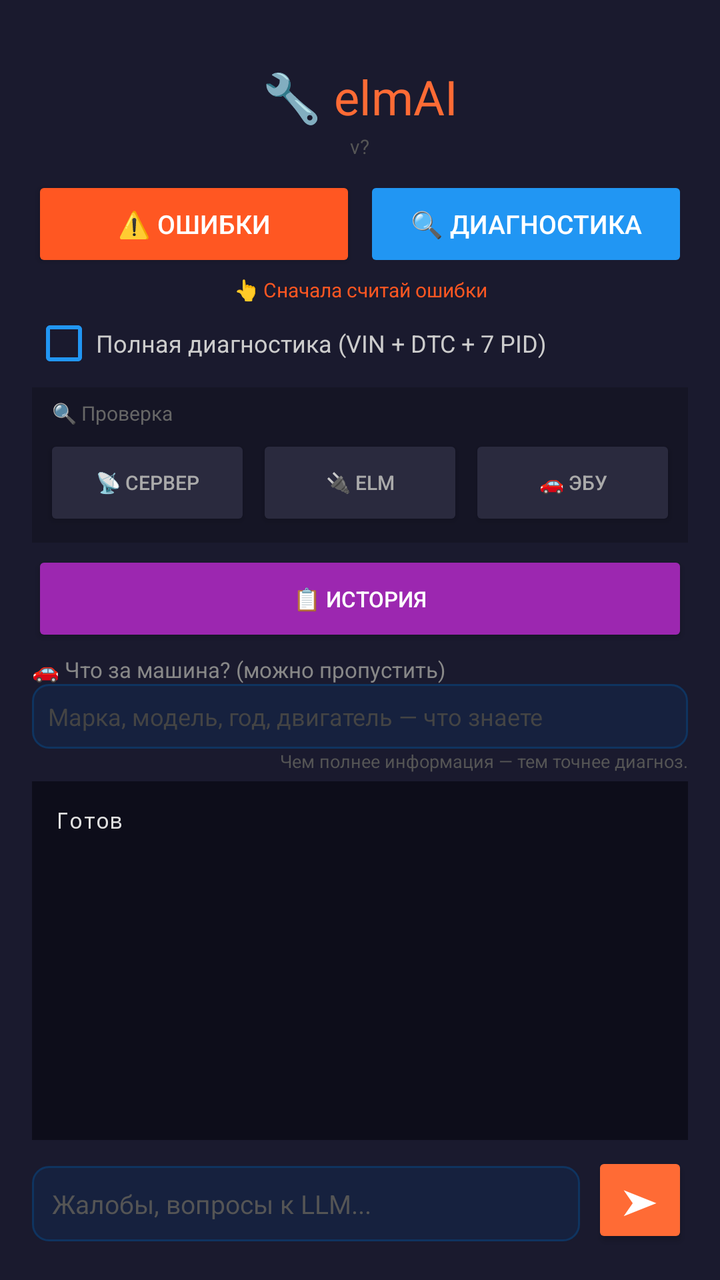
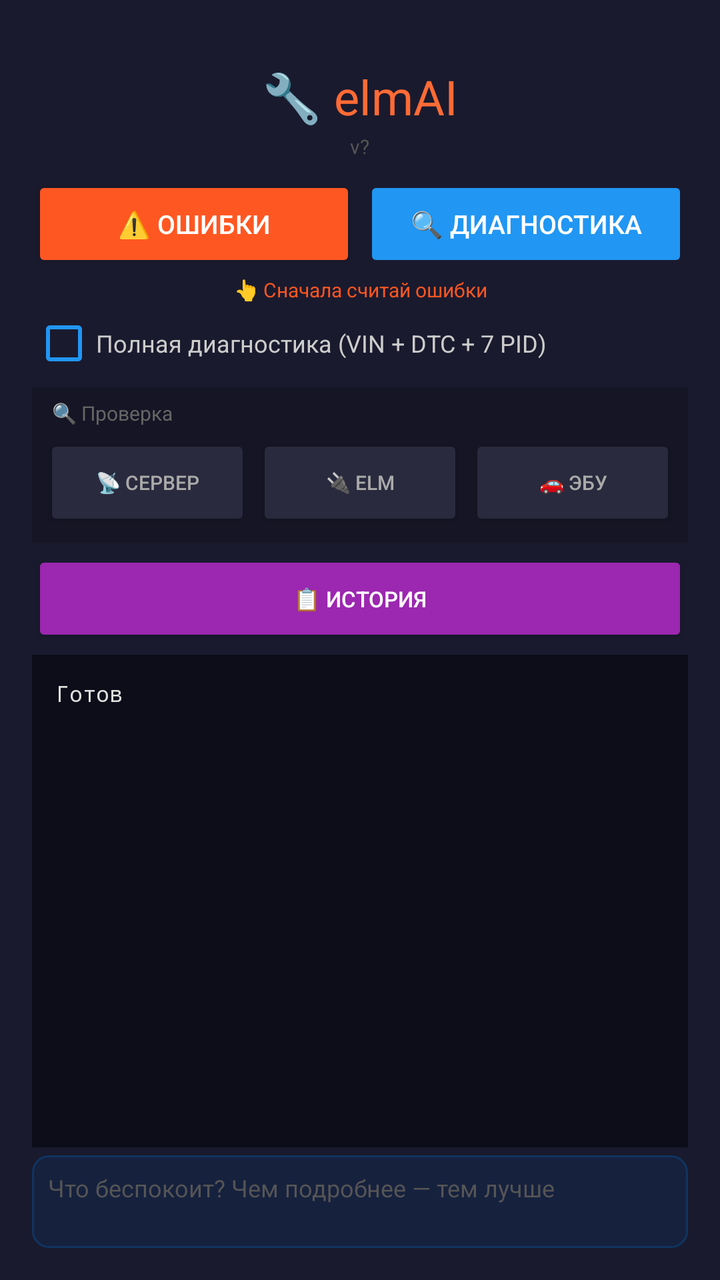

The first picture is an Android layout as it rendered before a commit; the second is the same layout after the commit. The layout source and the unified diff follow.
<!-- AndroidManifest.xml: application theme Theme.Elmer -->
<!-- res/layout/activity_main.xml -->
<?xml version="1.0" encoding="utf-8"?>
<LinearLayout
    xmlns:android="http://schemas.android.com/apk/res/android"
    android:layout_width="match_parent"
    android:layout_height="match_parent"
    android:orientation="vertical"
    android:padding="16dp"
    android:gravity="center_horizontal"
    android:background="#1a1a2e">

    <TextView
        android:layout_width="wrap_content"
        android:layout_height="wrap_content"
        android:text="🔧 elmAI"
        android:textSize="24sp"
        android:textColor="#ff6b35"
        android:layout_marginTop="16dp"
        android:layout_marginBottom="2dp" />

    <TextView
        android:id="@+id/tv_version"
        android:layout_width="wrap_content"
        android:layout_height="wrap_content"
        android:text="v?"
        android:textSize="10sp"
        android:textColor="#555"
        android:layout_marginBottom="8dp" />

    
    <LinearLayout
        android:layout_width="match_parent"
        android:layout_height="wrap_content"
        android:orientation="horizontal"
        android:layout_marginBottom="2dp">

        <Button
            android:id="@+id/btn_dtc"
            android:layout_width="0dp"
            android:layout_height="wrap_content"
            android:layout_weight="1"
            android:text="⚠️ ОШИБКИ"
            android:textSize="13sp"
            android:textColor="#ffffff"
            android:backgroundTint="#FF5722"
            android:padding="10dp"
            android:layout_marginEnd="4dp" />

        <Button
            android:id="@+id/btn_script"
            android:layout_width="0dp"
            android:layout_height="wrap_content"
            android:layout_weight="1"
            android:text="🔍 ДИАГНОСТИКА"
            android:textSize="13sp"
            android:textColor="#ffffff"
            android:backgroundTint="#2196F3"
            android:padding="10dp"
            android:enabled="false" />

    </LinearLayout>

    <TextView
        android:id="@+id/tv_dtc_status"
        android:layout_width="match_parent"
        android:layout_height="wrap_content"
        android:text="👆 Сначала считай ошибки"
        android:textSize="10sp"
        android:textColor="#FF5722"
        android:gravity="center"
        android:layout_marginBottom="4dp"
        android:visibility="visible" />

    <CheckBox
        android:id="@+id/cb_full_mode"
        android:layout_width="match_parent"
        android:layout_height="wrap_content"
        android:text="Полная диагностика (VIN + DTC + 7 PID)"
        android:textSize="12sp"
        android:textColor="#cccccc"
        android:buttonTint="#2196F3"
        android:checked="false"
        android:layout_marginBottom="6dp" />

    
    <LinearLayout
        android:layout_width="match_parent"
        android:layout_height="wrap_content"
        android:orientation="vertical"
        android:background="#151525"
        android:padding="6dp"
        android:layout_marginBottom="4dp">

        <TextView
            android:layout_width="wrap_content"
            android:layout_height="wrap_content"
            android:text="🔍 Проверка"
            android:textSize="10sp"
            android:textColor="#666666"
            android:layout_marginBottom="4dp"
            android:layout_marginStart="4dp" />

        <LinearLayout
            android:layout_width="match_parent"
            android:layout_height="wrap_content"
            android:orientation="horizontal">

            <Button
                android:id="@+id/btn_test"
                android:layout_width="0dp"
                android:layout_height="wrap_content"
                android:layout_weight="1"
                android:text="📡 Сервер"
                android:textSize="10sp"
                android:textColor="#aaaaaa"
                android:backgroundTint="#2a2a3e"
                android:padding="6dp"
                android:layout_marginEnd="3dp" />

            <Button
                android:id="@+id/btn_check_elm"
                android:layout_width="0dp"
                android:layout_height="wrap_content"
                android:layout_weight="1"
                android:text="🔌 ELM"
                android:textSize="10sp"
                android:textColor="#aaaaaa"
                android:backgroundTint="#2a2a3e"
                android:padding="6dp"
                android:layout_marginEnd="3dp" />

            <Button
                android:id="@+id/btn_check_ecu"
                android:layout_width="0dp"
                android:layout_height="wrap_content"
                android:layout_weight="1"
                android:text="🚗 ЭБУ"
                android:textSize="10sp"
                android:textColor="#aaaaaa"
                android:backgroundTint="#2a2a3e"
                android:padding="6dp" />

        </LinearLayout>
    </LinearLayout>

    
    <Button
        android:id="@+id/btn_history"
        android:layout_width="match_parent"
        android:layout_height="wrap_content"
        android:text="📋 История"
        android:textSize="11sp"
        android:textColor="#ffffff"
        android:backgroundTint="#9C27B0"
        android:padding="8dp"
        android:layout_marginBottom="4dp" />

    
    <LinearLayout
        android:layout_width="match_parent"
        android:layout_height="wrap_content"
        android:orientation="vertical"
        android:layout_marginBottom="4dp">

        <TextView
            android:layout_width="wrap_content"
            android:layout_height="wrap_content"
            android:text="🚗 Что за машина? (можно пропустить)"
            android:textSize="11sp"
            android:textColor="#888888" />

        <EditText
            android:id="@+id/et_car_info"
            android:layout_width="match_parent"
            android:layout_height="wrap_content"
            android:hint="Марка, модель, год, двигатель — что знаете"
            android:textColor="#e0e0e0"
            android:textColorHint="#444444"
            android:textSize="12sp"
            android:padding="8dp"
            android:background="@drawable/edit_bg"
            android:inputType="text"
            android:maxLines="1" />

        <TextView
            android:layout_width="match_parent"
            android:layout_height="wrap_content"
            android:text="Чем полнее информация — тем точнее диагноз."
            android:textSize="9sp"
            android:textColor="#555555"
            android:gravity="end" />

    </LinearLayout>

    
    <TextView
        android:id="@+id/tv_prompt"
        android:layout_width="match_parent"
        android:layout_height="wrap_content"
        android:text=""
        android:textSize="16sp"
        android:textColor="#FFD700"
        android:textStyle="bold"
        android:gravity="center"
        android:background="#88000000"
        android:padding="12dp"
        android:visibility="gone"
        android:layout_marginBottom="4dp" />

    
    <ScrollView
        android:id="@+id/scroll_output"
        android:layout_width="match_parent"
        android:layout_height="0dp"
        android:layout_weight="1"
        android:background="#0d0d1a"
        android:padding="6dp">

        <TextView
            android:id="@+id/tv_status"
            android:layout_width="match_parent"
            android:layout_height="wrap_content"
            android:text="Готов"
            android:textSize="11sp"
            android:textColor="#e0e0e0"
            android:fontFamily="monospace"
            android:padding="6dp" />

    </ScrollView>

    
    <Button
        android:id="@+id/btn_close"
        android:layout_width="match_parent"
        android:layout_height="wrap_content"
        android:text="✕ Закрыть"
        android:textSize="14sp"
        android:textColor="#ffffff"
        android:backgroundTint="#d32f2f"
        android:padding="10dp"
        android:visibility="gone"
        android:layout_marginTop="4dp" />

    
    <LinearLayout
        android:layout_width="match_parent"
        android:layout_height="wrap_content"
        android:orientation="horizontal"
        android:layout_marginTop="6dp">

        <EditText
            android:id="@+id/et_input"
            android:layout_width="0dp"
            android:layout_height="wrap_content"
            android:layout_weight="1"
            android:hint="Жалобы, вопросы к LLM..."
            android:textColor="#e0e0e0"
            android:textColorHint="#555555"
            android:textSize="13sp"
            android:padding="10dp"
            android:background="@drawable/edit_bg"
            android:inputType="text"
            android:maxLines="2" />

        <Button
            android:id="@+id/btn_send"
            android:layout_width="48dp"
            android:layout_height="48dp"
            android:text="➤"
            android:textSize="18sp"
            android:textColor="#ffffff"
            android:backgroundTint="#ff6b35"
            android:padding="0dp"
            android:layout_marginStart="6dp" />

    </LinearLayout>

</LinearLayout>
<!-- resources referenced by this layout -->
<resources>
  <!-- drawable edit_bg (drawable) -->
  <?xml version="1.0" encoding="utf-8"?>
  <shape xmlns:android="http://schemas.android.com/apk/res/android">
      <solid android:color="#16213e"/>
      <corners android:radius="8dp"/>
      <stroke android:color="#0f3460" android:width="1dp"/>
  </shape>
  <style name="Theme.Elmer" parent="Theme.AppCompat.DayNight.NoActionBar">
          <item name="colorPrimary">#ff6b35</item>
          <item name="colorPrimaryDark">#1a1a2e</item>
          <item name="colorAccent">#4ecca3</item>
          <item name="android:windowBackground">#1a1a2e</item>
          <item name="android:textColor">#e0e0e0</item>
      </style>
</resources>

<!-- the commit's change to res/layout/activity_main.xml (unified diff, before → after) -->
@@ -28,6 +28,7 @@
 
     
     <LinearLayout
+        android:id="@+id/top_buttons"
         android:layout_width="match_parent"
         android:layout_height="wrap_content"
         android:orientation="horizontal"
@@ -83,6 +84,7 @@
 
     
     <LinearLayout
+        android:id="@+id/check_section"
         android:layout_width="match_parent"
         android:layout_height="wrap_content"
         android:orientation="vertical"
@@ -154,42 +156,7 @@
         android:padding="8dp"
         android:layout_marginBottom="4dp" />
 
-    
-    <LinearLayout
-        android:layout_width="match_parent"
-        android:layout_height="wrap_content"
-        android:orientation="vertical"
-        android:layout_marginBottom="4dp">
-
-        <TextView
-            android:layout_width="wrap_content"
-            android:layout_height="wrap_content"
-            android:text="🚗 Что за машина? (можно пропустить)"
-            android:textSize="11sp"
-            android:textColor="#888888" />
-
-        <EditText
-            android:id="@+id/et_car_info"
-            android:layout_width="match_parent"
-            android:layout_height="wrap_content"
-            android:hint="Марка, модель, год, двигатель — что знаете"
-            android:textColor="#e0e0e0"
-            android:textColorHint="#444444"
-            android:textSize="12sp"
-            android:padding="8dp"
-            android:background="@drawable/edit_bg"
-            android:inputType="text"
-            android:maxLines="1" />
-
-        <TextView
-            android:layout_width="match_parent"
-            android:layout_height="wrap_content"
-            android:text="Чем полнее информация — тем точнее диагноз."
-            android:textSize="9sp"
-            android:textColor="#555555"
-            android:gravity="end" />
-
-    </LinearLayout>
+
 
     
     <TextView
@@ -245,21 +212,23 @@
         android:layout_width="match_parent"
         android:layout_height="wrap_content"
         android:orientation="horizontal"
-        android:layout_marginTop="6dp">
+        android:layout_marginTop="4dp">
 
         <EditText
-            android:id="@+id/et_input"
+            android:id="@+id/et_user_input"
             android:layout_width="0dp"
             android:layout_height="wrap_content"
             android:layout_weight="1"
-            android:hint="Жалобы, вопросы к LLM..."
+            android:hint="Что беспокоит? Чем подробнее — тем лучше"
             android:textColor="#e0e0e0"
             android:textColorHint="#555555"
-            android:textSize="13sp"
-            android:padding="10dp"
+            android:textSize="12sp"
+            android:padding="8dp"
             android:background="@drawable/edit_bg"
-            android:inputType="text"
-            android:maxLines="2" />
+            android:inputType="text|textMultiLine"
+            android:minLines="2"
+            android:maxLines="2"
+            android:gravity="top" />
 
         <Button
             android:id="@+id/btn_send"
@@ -270,7 +239,8 @@
             android:textColor="#ffffff"
             android:backgroundTint="#ff6b35"
             android:padding="0dp"
-            android:layout_marginStart="6dp" />
+            android:layout_marginStart="4dp"
+            android:visibility="gone" />
 
     </LinearLayout>
 
